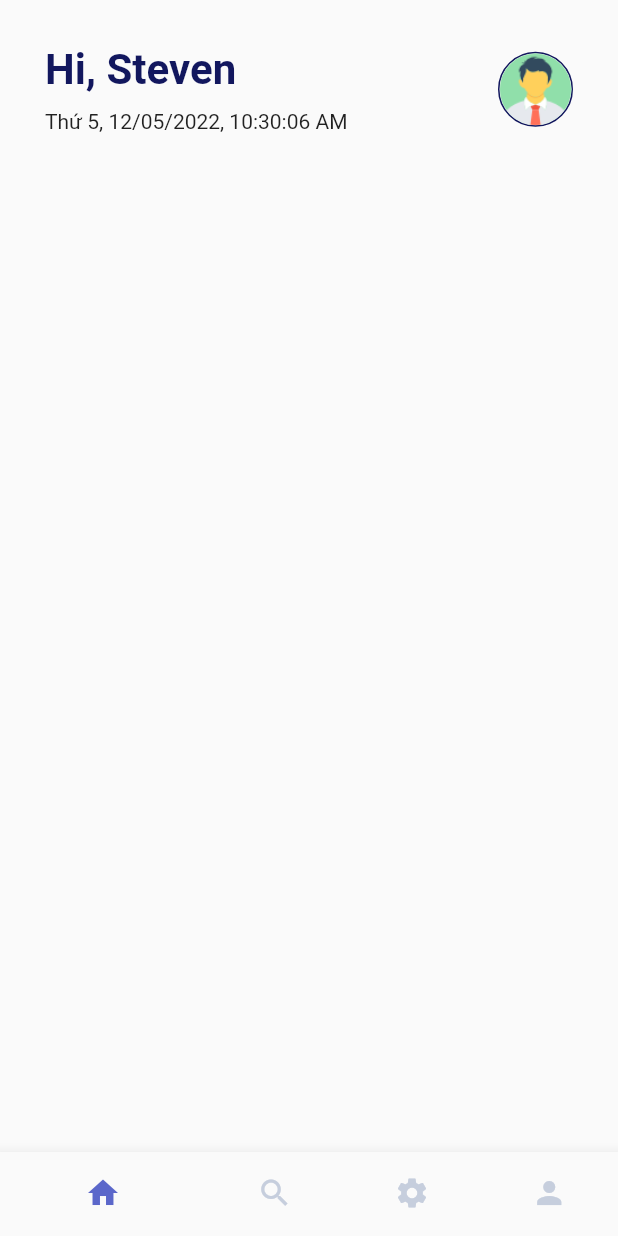
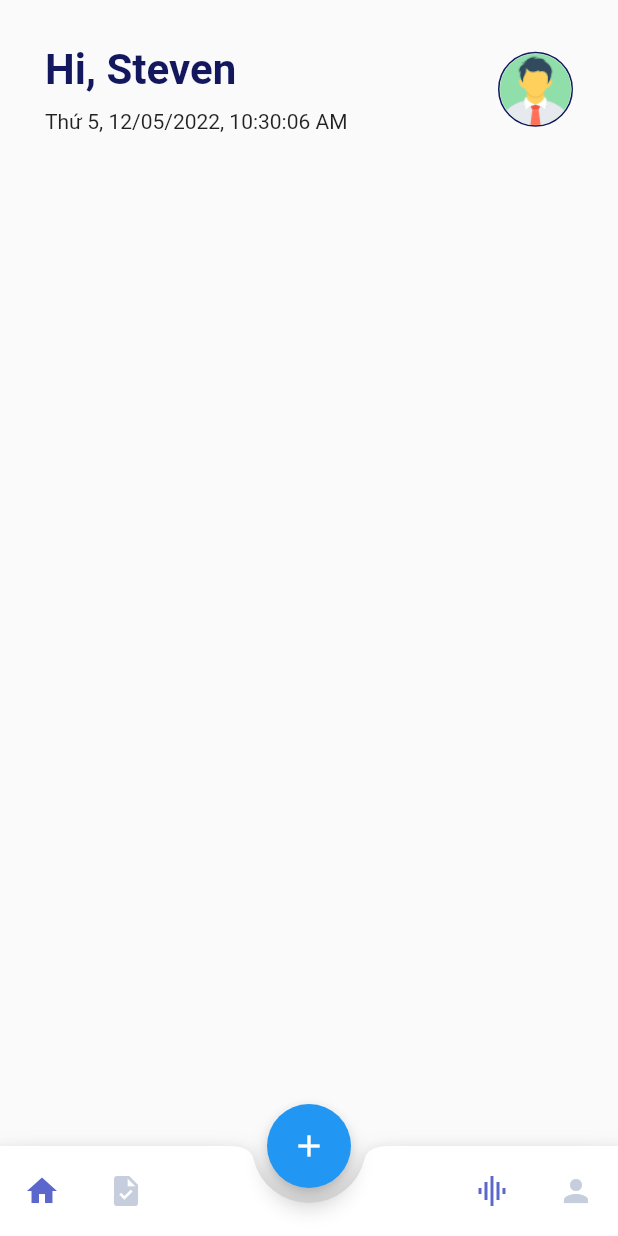
Before and after one commit to Linhhcmut/daily_activity, a Flutter app: the screen it shows after launch, on a phone screen of 412 x 824 dp. Run offline on Flutter 3.47's test engine with Material 2 defaults, Android fonts, the phone set to English and light mode, and no system bars; our stand-ins replace flutter_spinkit.

Commit message:
edit navigator bar

```diff
--- a/lib/bottom_navigator_page.dart/bottomNavigatorBar_page.dart
+++ /dev/null
@@ -1,60 +0,0 @@
-import 'package:daily/pages/home_page/home_page.dart';
-import 'package:flutter/material.dart';
-
-class BottomNavigatorBarPage extends StatefulWidget {
-  @override
-  State<BottomNavigatorBarPage> createState() => _BottomNavigatorBarPagePageState();
-}
-
-class _BottomNavigatorBarPagePageState extends State<BottomNavigatorBarPage> {
-  PageController _pageController = PageController();
-  int _selectedPageIndex = 0;
-
-  @override
-  Widget build(BuildContext context) {
-    return Scaffold(
-      bottomNavigationBar: BottomNavigationBar(
-        showSelectedLabels: false,
-        showUnselectedLabels: false,
-        items: <BottomNavigationBarItem>[
-          BottomNavigationBarItem(icon: Icon(Icons.home), label: ""),
-          BottomNavigationBarItem(icon: Icon(Icons.search), label: ""),
-          BottomNavigationBarItem(icon: Icon(Icons.settings), label: ""),
-          BottomNavigationBarItem(icon: Icon(Icons.person), label: ""),
-        ],
-        selectedItemColor: Color(0xff5B67CA),
-        unselectedItemColor: Color(0xffC6CEDD),
-        currentIndex: _selectedPageIndex,
-        onTap: onTapped,
-      ),
-      body: PageView(
-        controller: _pageController,
-        onPageChanged: (index) {
-          setState(() {
-            _selectedPageIndex = index;
-          });
-        },
-        children: <Widget>[
-          HomePage(),
-          Text("page $_selectedPageIndex",
-              style: TextStyle(color: Colors.black)),
-          Text("page $_selectedPageIndex",
-              style: TextStyle(color: Colors.black)),
-          Text("page $_selectedPageIndex",
-              style: TextStyle(color: Colors.black)),
-        ],
-      ),
-    );
-  }
-
-  void onTapped(int index) {
-    setState(() {
-      _selectedPageIndex = index;
-    });
-    _pageController.animateToPage(
-      index,
-      duration: Duration(milliseconds: 200),
-      curve: Curves.linear,
-    );
-  }
-}
--- a/lib/main.dart
+++ b/lib/main.dart
@@ -1,5 +1,5 @@
-import 'package:daily/bottom_navigator_page.dart/bottomNavigatorBar_page.dart';
 import 'package:flutter/material.dart';
+import 'pages/bottom_navigator_page.dart/bottomNavigatorBar_page.dart';
 import 'pages/splash_page/splash_page.dart';
 
 void main() {
--- /dev/null
+++ b/lib/pages/bottom_navigator_page.dart/bottomNavigatorBar_page.dart
@@ -0,0 +1,173 @@
+import 'dart:developer';
+
+import 'package:daily/pages/add_task_page/add_task_page.dart';
+import 'package:daily/pages/graphic_page/graphic_page.dart';
+import 'package:daily/pages/home_page/home_page.dart';
+import 'package:daily/pages/profile_page/profile_page.dart';
+import 'package:daily/pages/task_page/task_page.dart';
+import 'package:flutter/material.dart';
+
+class BottomNavigatorBarPage extends StatefulWidget {
+  @override
+  State<BottomNavigatorBarPage> createState() =>
+      _BottomNavigatorBarPagePageState();
+}
+
+class _BottomNavigatorBarPagePageState extends State<BottomNavigatorBarPage> {
+  // PageController _pageController = PageController();
+  // int _selectedPageIndex = 0;
+
+  // @override
+  // Widget build(BuildContext context) {
+  //   return Scaffold(
+  //     bottomNavigationBar: BottomNavigationBar(
+  //       showSelectedLabels: false,
+  //       showUnselectedLabels: false,
+  //       items: <BottomNavigationBarItem>[
+  //         BottomNavigationBarItem(icon: Icon(Icons.home), label: ""),
+  //         BottomNavigationBarItem(icon: Icon(Icons.search), label: ""),
+  //         BottomNavigationBarItem(icon: Icon(Icons.settings), label: ""),
+  //         BottomNavigationBarItem(icon: Icon(Icons.person), label: ""),
+  //       ],
+  //       selectedItemColor: Color(0xff5B67CA),
+  //       unselectedItemColor: Color(0xffC6CEDD),
+  //       currentIndex: _selectedPageIndex,
+  //       onTap: onTapped,
+  //     ),
+  //     body: PageView(
+  //       controller: _pageController,
+  //       onPageChanged: (index) {
+  //         setState(() {
+  //           _selectedPageIndex = index;
+  //         });
+  //       },
+  //       children: <Widget>[
+  //         HomePage(),
+  //         TaskPage(),
+  //         GraphicPage(),
+  //         ProfilePage()
+  //       ],
+  //     ),
+  //   );
+  // }
+
+  // void onTapped(int index) {
+  //   setState(() {
+  //     _selectedPageIndex = index;
+  //   });
+  //   _pageController.animateToPage(
+  //     index,
+  //     duration: Duration(milliseconds: 200),
+  //     curve: Curves.linear,
+  //   );
+  // }
+  int currentTab = 0;
+  final List<Widget> screens = [
+    HomePage(),
+    TaskPage(),
+    GraphicPage(),
+    ProfilePage(),
+  ];
+
+  final PageStorageBucket pucket = PageStorageBucket();
+  Widget currentScreen = HomePage();
+
+  @override
+  Widget build(BuildContext context) {
+    return Scaffold(
+      body: PageStorage(
+        child: currentScreen,
+        bucket: pucket,
+      ),
+      floatingActionButton: FloatingActionButton(
+        child: Icon(Icons.add),
+        onPressed: () {
+          log("add");
+        },
+      ),
+      floatingActionButtonLocation: FloatingActionButtonLocation.centerDocked,
+      bottomNavigationBar: BottomAppBar(
+        shape: CircularNotchedRectangle(),
+        notchMargin: 10,
+        child: Container(
+          height: 60,
+          child: Row(
+            mainAxisAlignment: MainAxisAlignment.spaceBetween,
+            children: <Widget>[
+              Row(
+                crossAxisAlignment: CrossAxisAlignment.start,
+                children: <Widget>[
+                  MaterialButton(
+                    minWidth: 40,
+                    onPressed: () {
+                      setState(() {
+                        currentScreen = HomePage();
+                        currentTab = 0;
+                      });
+                    },
+                    child: Icon(
+                      Icons.home,
+                      color: currentTab == 0
+                          ? Color(0xff5B67CA)
+                          : Color(0xffC6CEDD),
+                    ),
+                  ),
+                  MaterialButton(
+                    minWidth: 40,
+                    onPressed: () {
+                      setState(() {
+                        currentScreen = TaskPage();
+                        currentTab = 1;
+                      });
+                    },
+                    child: Icon(
+                      Icons.task,
+                      color: currentTab == 1
+                          ? Color(0xff5B67CA)
+                          : Color(0xffC6CEDD),
+                    ),
+                  )
+                ],
+              ),
+              Row(
+                crossAxisAlignment: CrossAxisAlignment.start,
+                children: <Widget>[
+                  MaterialButton(
+                    minWidth: 40,
+                    onPressed: () {
+                      setState(() {
+                        currentScreen = GraphicPage();
+                        currentTab = 0;
+                      });
+                    },
+                    child: Icon(
+                      Icons.graphic_eq,
+                      color: currentTab == 0
+                          ? Color(0xff5B67CA)
+                          : Color(0xffC6CEDD),
+                    ),
+                  ),
+                  MaterialButton(
+                    minWidth: 40,
+                    onPressed: () {
+                      setState(() {
+                        currentScreen = ProfilePage();
+                        currentTab = 1;
+                      });
+                    },
+                    child: Icon(
+                      Icons.person,
+                      color: currentTab == 1
+                          ? Color(0xff5B67CA)
+                          : Color(0xffC6CEDD),
+                    ),
+                  )
+                ],
+              )
+            ],
+          ),
+        ),
+      ),
+    );
+  }
+}
--- a/lib/pages/login_page/login_page.dart
+++ b/lib/pages/login_page/login_page.dart
@@ -1,6 +1,6 @@
 import 'package:daily/contains/padding_contains.dart';
+import 'package:daily/pages/bottom_navigator_page.dart/bottomNavigatorBar_page.dart';
 import 'package:daily/pages/forgotpass_page/forgotPass.dart';
-import 'package:daily/bottom_navigator_page.dart/bottomNavigatorBar_page.dart';
 import 'package:daily/pages/register_page/register_page.dart';
 import 'package:daily/pages/widget_base.dart/elevator_button_base.dart';
 import 'package:daily/pages/widget_base.dart/have_account_base.dart';
--- a/lib/pages/register_page/register_page.dart
+++ b/lib/pages/register_page/register_page.dart
@@ -1,5 +1,5 @@
 import 'package:daily/contains/padding_contains.dart';
-import 'package:daily/bottom_navigator_page.dart/bottomNavigatorBar_page.dart';
+import 'package:daily/pages/bottom_navigator_page.dart/bottomNavigatorBar_page.dart';
 import 'package:daily/pages/login_page/login_page.dart';
 import 'package:daily/pages/widget_base.dart/elevator_button_base.dart';
 import 'package:daily/pages/widget_base.dart/have_account_base.dart';
```
Also changed, not shown: lib/pages/add_task_page/add_task_page.dart (added, +13 -0 lines), lib/pages/graphic_page/graphic_page.dart (added, +13 -0 lines), lib/pages/profile_page/profile_page.dart (added, +13 -0 lines), lib/pages/task_page/task_page.dart (added, +13 -0 lines).
